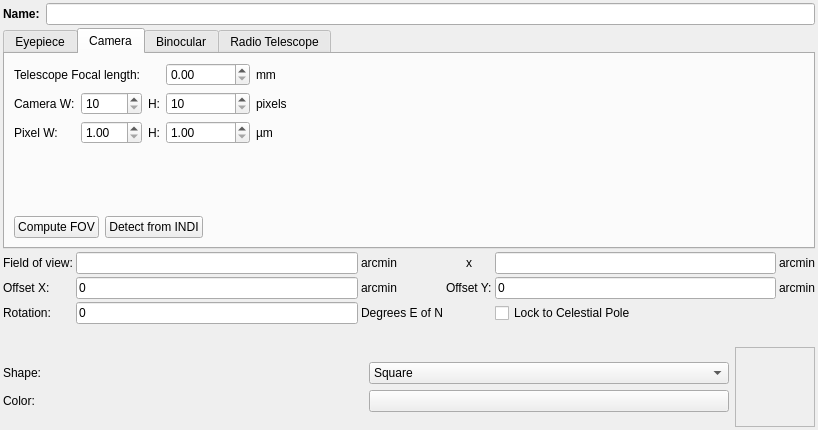
Above: kstars/dialogs/newfov.ui from KDE/kstars before the change. Below: the same form after it.
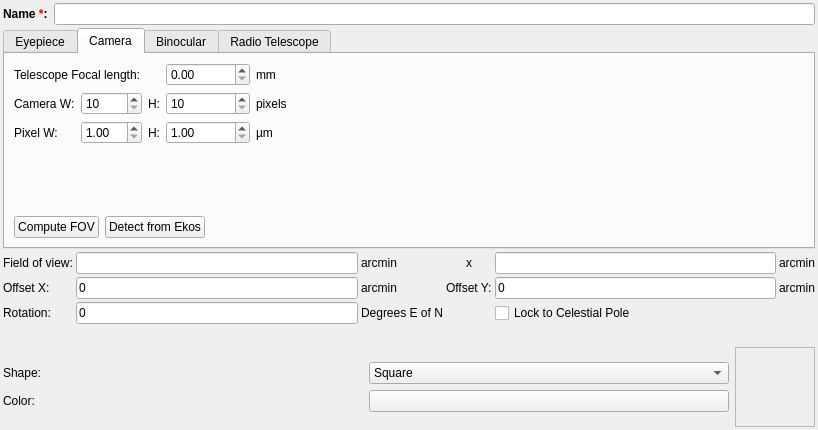
That is the form after the change. The open tabs and pages were chosen to show the change. Custom widgets are drawn as their Qt base class.

Commit message: implement detect from ekos in FOV editor. Use INVALID_VALUE instead of -1 when there is no solution available yet

Diff of the .ui file:
```diff
--- a/kstars/dialogs/newfov.ui
+++ b/kstars/dialogs/newfov.ui
@@ -55,7 +55,7 @@
         <enum>QFrame::Plain</enum>
        </property>
        <property name="text">
-        <string>&lt;b&gt;Name:&lt;/b&gt;</string>
+        <string>&lt;html&gt;&lt;head/&gt;&lt;body&gt;&lt;p&gt;&lt;span style=&quot; font-weight:600;&quot;&gt;Name &lt;/span&gt;&lt;span style=&quot; font-weight:600; color:#ff0000;&quot;&gt;*&lt;/span&gt;&lt;span style=&quot; font-weight:600;&quot;&gt;:&lt;/span&gt;&lt;/p&gt;&lt;/body&gt;&lt;/html&gt;</string>
        </property>
       </widget>
      </item>
@@ -647,7 +647,7 @@
             </sizepolicy>
            </property>
            <property name="text">
-            <string>Detect from INDI</string>
+            <string>Detect from Ekos</string>
            </property>
           </widget>
          </item>
```
Left out of the diff: 2 changed lines with no effect on the pictures. The commit also changes 4 other files.
